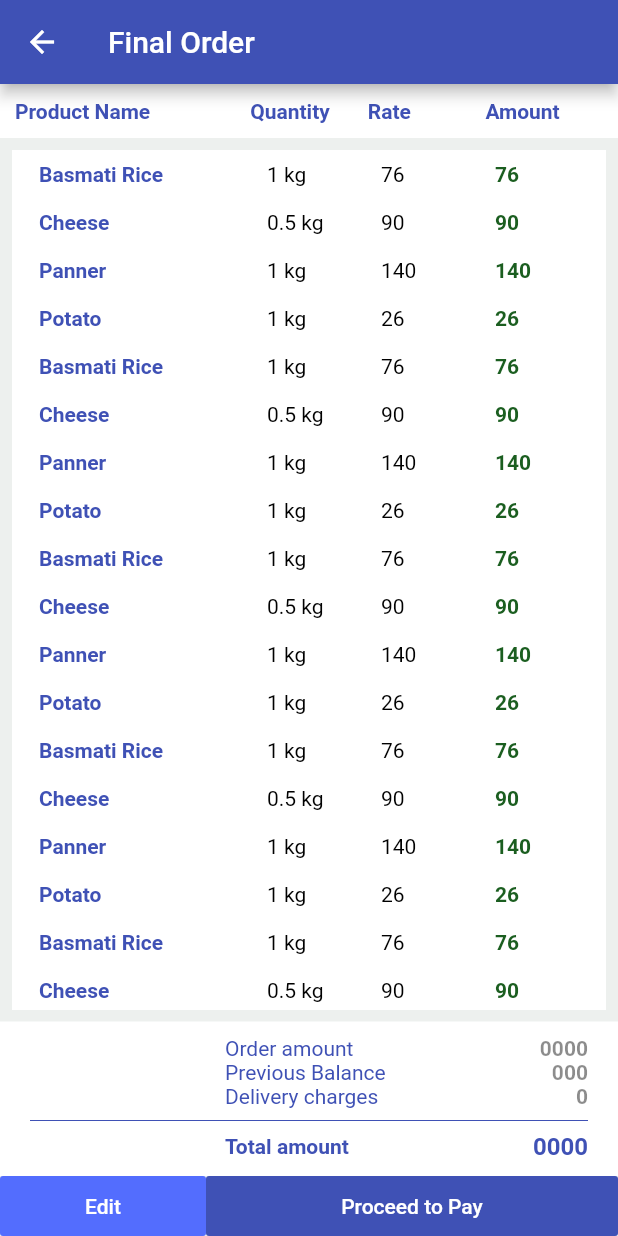
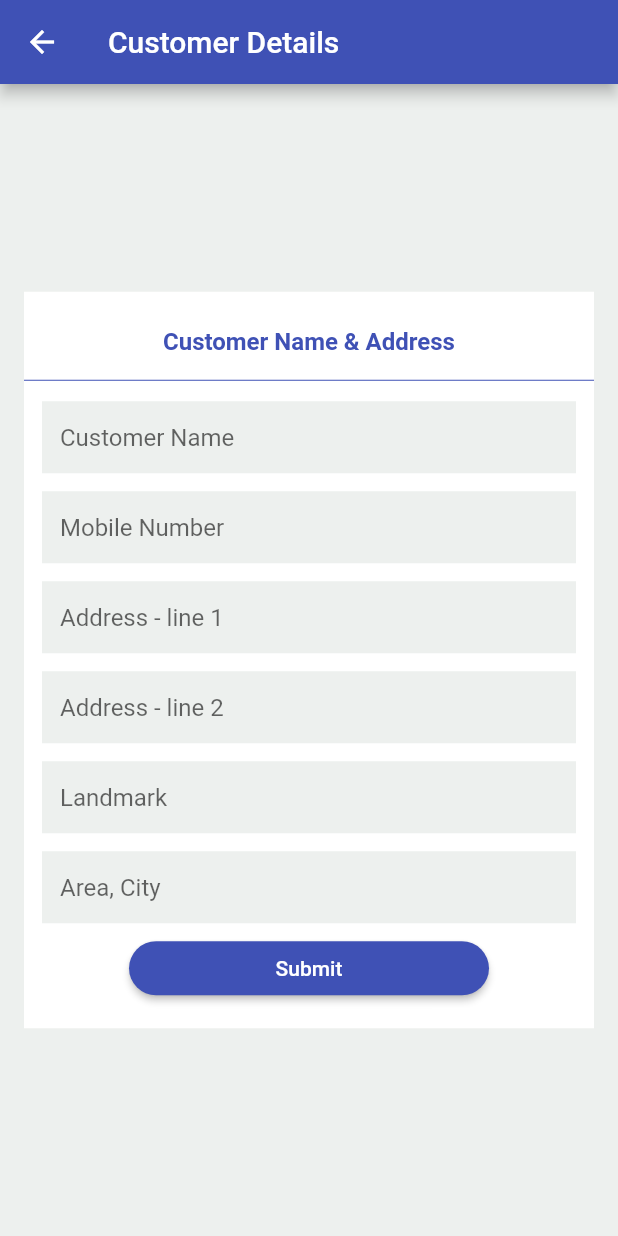
Before and after one commit to pratikshinde97/market_place, a Flutter app: the ConfirmOrders screen opened directly, after a tap on "Proceed to Pay", on a phone screen of 412 x 824 dp. Run offline on Flutter 3.47's test engine with Material 2 defaults, Android fonts, the phone set to English and light mode, and no system bars; our stand-ins replace carousel_slider, toast; network calls fail.

Commit message:
customer details added

```diff
--- a/lib/constants.dart
+++ b/lib/constants.dart
@@ -4,3 +4,9 @@ const kBottomTextSize = TextStyle(fontSize: 14, color: Colors.black);
 const kTextSize16 = TextStyle(fontSize: 16, color: Colors.black);
 const kTextSize14 = TextStyle(fontSize: 14, color: Colors.black);
 const kAppBarTextSize18 = TextStyle(fontSize: 18, color: Colors.white);
+const kTextField = InputDecoration(
+  hintText: 'Customer Name',
+  fillColor: Color(0xFFEDF0EE),
+  filled: true,
+  border: InputBorder.none,
+);
--- a/lib/screens/confirm_order.dart
+++ b/lib/screens/confirm_order.dart
@@ -1,6 +1,7 @@
 import 'package:flutter/material.dart';
 import 'package:market_place/constants.dart';
 import 'package:market_place/model/category_products.dart';
+import 'package:market_place/screens/customer_name_address.dart';
 class ConfirmOrders extends StatefulWidget {
   @override
   _ConfirmOrdersState createState() => _ConfirmOrdersState();
@@ -172,7 +173,7 @@ class _ConfirmOrdersState extends State<ConfirmOrders> {
                   height: 40,
                   child: FlatButton(
                     onPressed: (){
-
+                         Navigator.push(context, MaterialPageRoute(builder: (context)=>CustomerNameAddress()));
                     },
                     color: Colors.indigo,
                     child: Text('Proceed to Pay',style: TextStyle(color: Colors.white,fontSize: 14),),
--- /dev/null
+++ b/lib/screens/customer_name_address.dart
@@ -0,0 +1,159 @@
+import 'package:flutter/material.dart';
+import 'package:market_place/constants.dart';
+import 'package:toast/toast.dart';
+import 'package:market_place/screens/payment_options.dart';
+class CustomerNameAddress extends StatefulWidget {
+  @override
+  _CustomerNameAddressState createState() => _CustomerNameAddressState();
+}
+
+class _CustomerNameAddressState extends State<CustomerNameAddress> {
+
+  String customerName;
+  String mobileNumber;
+  String address1;
+  String address2;
+  String landmark;
+  String area;
+
+  @override
+  Widget build(BuildContext context) {
+    return Scaffold(
+      backgroundColor: Color(0xFFEDF0EE),
+      appBar: AppBar(
+        backgroundColor: Colors.indigo,
+        title: Text('Customer Details'),
+      ),
+      body: Container(
+        alignment: Alignment.center,
+        child: SingleChildScrollView(
+          child: Padding(
+            padding: const EdgeInsets.all(16.0),
+            child: Container(
+              color: Colors.white,
+              child: Padding(
+                padding: const EdgeInsets.symmetric(vertical: 16),
+                child: Column(
+                  crossAxisAlignment: CrossAxisAlignment.stretch,
+                  children: <Widget>[
+                    Padding(
+                      padding: const EdgeInsets.all(8.0),
+                      child: Text('Customer Name & Address',textAlign: TextAlign.center,style: TextStyle(color: Colors.indigo,fontSize: 16,fontWeight: FontWeight.bold),),
+                    ),
+                   Divider(color: Colors.indigo,),
+                   Padding(
+                     padding: const EdgeInsets.symmetric(horizontal: 12,vertical: 6),
+                     child: TextField(
+                       textCapitalization: TextCapitalization.words,
+                       decoration: kTextField,
+                       style: TextStyle(color: Colors.black),
+                      onChanged: (value){
+                         customerName = value;
+                         },
+                     ),
+                   ),
+                    Padding(
+                      padding: const EdgeInsets.symmetric(horizontal: 12,vertical: 6),
+                      child: TextField(
+                        keyboardType: TextInputType.number,
+                        decoration: kTextField.copyWith(
+                          hintText: 'Mobile Number'
+                        ),
+                        style: TextStyle(color: Colors.black),
+                        onChanged: (value){
+                          mobileNumber = value;
+                          },
+                      ),
+                    ),
+                    Padding(
+                      padding: const EdgeInsets.symmetric(horizontal: 12,vertical: 6),
+                      child: TextField(
+                        textCapitalization: TextCapitalization.words,
+                        decoration: kTextField.copyWith(
+                            hintText: 'Address - line 1'
+                        ),
+                        style: TextStyle(color: Colors.black),
+                        onChanged: (value){
+                          address1 = value;
+                          },
+                      ),
+                    ),
+                    Padding(
+                      padding: const EdgeInsets.symmetric(horizontal: 12,vertical: 6),
+                      child: TextField(
+                        textCapitalization: TextCapitalization.words,
+                        decoration: kTextField.copyWith(
+                            hintText: 'Address - line 2'
+                        ),
+                        style: TextStyle(color: Colors.black,),
+                        onChanged: (value){
+                          address2 = value;
+                          },
+                      ),
+                    ),
+                    Padding(
+                      padding: const EdgeInsets.symmetric(horizontal: 12,vertical: 6),
+                      child: TextField(
+                        textCapitalization: TextCapitalization.words,
+                        decoration: kTextField.copyWith(
+                            hintText: 'Landmark'
+                        ),
+                        style: TextStyle(color: Colors.black),
+                        onChanged: (value){
+                          landmark = value;
+                          },
+                      ),
+                    ),
+                    Padding(
+                      padding: const EdgeInsets.symmetric(horizontal: 12,vertical: 6),
+                      child: TextField(
+                        textCapitalization: TextCapitalization.words,
+                        decoration: kTextField.copyWith(
+                            hintText: 'Area, City'
+                        ),
+                        style: TextStyle(color: Colors.black),
+                        onChanged: (value){
+                          area = value;
+                          },
+                      ),
+                    ),
+                    Padding(
+                      padding: const EdgeInsets.symmetric(horizontal: 70),
+                      child: RaisedButton(
+                        color: Colors.indigo,
+                        shape: RoundedRectangleBorder(
+                          borderRadius: BorderRadius.circular(20)
+                        ),
+                        child: Text('Submit',style: TextStyle(color: Colors.white),),
+                        onPressed: (){
+                          if(customerName?.isEmpty?? true){
+                            Toast.show("Please enter Customer Name", context, duration: Toast.LENGTH_SHORT, gravity:  Toast.CENTER);
+                          }
+                          else if(mobileNumber?.isEmpty?? true){
+                            Toast.show("Please enter Mobile number ", context, duration: Toast.LENGTH_SHORT, gravity:  Toast.CENTER);
+                          }
+                          else if(mobileNumber.length<10){
+                            Toast.show("Please enter Valid Mobile Number", context, duration: Toast.LENGTH_SHORT, gravity:  Toast.CENTER);
+                          }
+                          else if(address1?.isEmpty?? true){
+                            Toast.show("Please enter address", context, duration: Toast.LENGTH_SHORT, gravity:  Toast.CENTER);
+                          }
+                          else if(area?.isEmpty?? true){
+                            Toast.show("Please enter area", context, duration: Toast.LENGTH_SHORT, gravity:  Toast.CENTER);
+                          }
+                          else{
+                            Navigator.push(context, MaterialPageRoute(builder: (context)=>PaymentOptions()));
+                          }
+                          },
+                      ),
+                    ),
+                  ],
+                ),
+              ),
+            ),
+          ),
+        ),
+      ),
+    );
+  }
+}
--- /dev/null
+++ b/lib/screens/payment_options.dart
@@ -0,0 +1,17 @@
+import 'package:flutter/material.dart';
+class PaymentOptions extends StatefulWidget {
+  @override
+  _PaymentOptionsState createState() => _PaymentOptionsState();
+}
+
+class _PaymentOptionsState extends State<PaymentOptions> {
+  @override
+  Widget build(BuildContext context) {
+    return Scaffold(
+      appBar: AppBar(
+        title: Text('Payment Options'),
+        backgroundColor: Colors.indigo,
+      ),
+    );
+  }
+}
```
Also changed, not shown: pubspec.lock.
